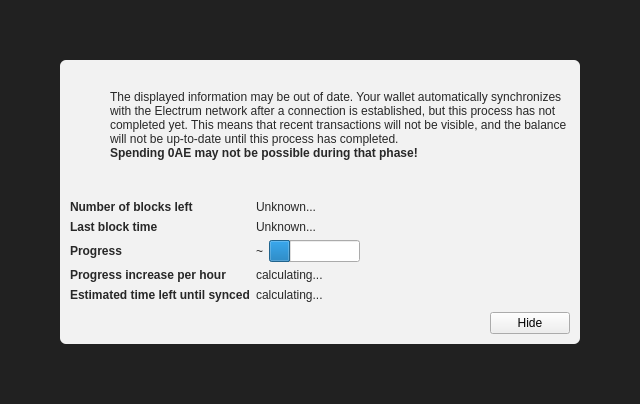
Ankh-Trust/electrum-core, file src/qt/forms/modaloverlay.ui: the form before one commit.
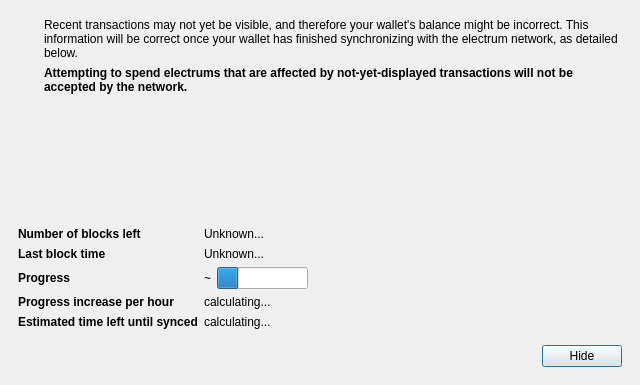
The form after the commit. Icons and pictures are not drawn. Custom widgets are drawn as their Qt base class.

Diff of the .ui file:
```diff
--- a/src/qt/forms/modaloverlay.ui
+++ b/src/qt/forms/modaloverlay.ui
@@ -7,7 +7,7 @@
     <x>0</x>
     <y>0</y>
     <width>640</width>
-    <height>404</height>
+    <height>385</height>
    </rect>
   </property>
   <property name="windowTitle">
@@ -30,77 +30,20 @@
     <number>0</number>
    </property>
    <item>
-    <widget class="QWidget" name="bgWidget" native="true">
-     <property name="styleSheet">
-      <string notr="true">#bgWidget { background: rgba(0,0,0,220); }</string>
-     </property>
-     <layout class="QVBoxLayout" name="verticalLayoutMain" stretch="1">
-      <property name="leftMargin">
-       <number>60</number>
-      </property>
-      <property name="topMargin">
-       <number>60</number>
-      </property>
-      <property name="rightMargin">
-       <number>60</number>
-      </property>
-      <property name="bottomMargin">
-       <number>60</number>
-      </property>
+    <widget class="QWidget" name="progressBackground" native="true">
+     <layout class="QVBoxLayout" name="progressLayout" stretch="1">
       <item>
-       <widget class="QWidget" name="contentWidget" native="true">
-        <property name="styleSheet">
-         <string notr="true">#contentWidget { background: rgba(255,255,255,240); border-radius: 6px; }
-QLabel { color: rgb(40,40,40);  }</string>
-        </property>
-        <layout class="QVBoxLayout" name="verticalLayoutSub" stretch="1,0,0,0">
-         <property name="spacing">
-          <number>0</number>
-         </property>
-         <property name="leftMargin">
-          <number>10</number>
-         </property>
-         <property name="topMargin">
-          <number>10</number>
-         </property>
-         <property name="rightMargin">
-          <number>10</number>
-         </property>
-         <property name="bottomMargin">
-          <number>10</number>
-         </property>
+       <widget class="QWidget" name="progressContent" native="true">
+        <layout class="QVBoxLayout" name="progressLayoutInner" stretch="1,0,0,0">
          <item>
-          <layout class="QHBoxLayout" name="horizontalLayoutIconText" stretch="0,1">
-           <property name="topMargin">
-            <number>20</number>
-           </property>
+          <layout class="QHBoxLayout" name="iconTextLayout" stretch="0,1">
            <item>
-            <layout class="QVBoxLayout" name="verticalLayoutIcon">
-             <property name="leftMargin">
-              <number>0</number>
-             </property>
+            <layout class="QVBoxLayout" name="iconLayout">
              <item>
-              <widget class="QPushButton" name="warningIcon">
-               <property name="enabled">
-                <bool>false</bool>
-               </property>
+              <widget class="QLabel" name="warningIconLabel">
                <property name="text">
                 <string/>
                </property>
-               <property name="icon">
-                <iconset>
-                 <normaloff>:/icons/warning</normaloff>
-                 <disabledoff>:/icons/warning</disabledoff>:/icons/warning</iconset>
-               </property>
-               <property name="iconSize">
-                <size>
-                 <width>48</width>
-                 <height>48</height>
-                </size>
-               </property>
-               <property name="flat">
-                <bool>true</bool>
-               </property>
               </widget>
              </item>
              <item>
@@ -120,16 +63,10 @@
            </item>
            <item>
             <layout class="QVBoxLayout" name="verticalLayoutInfoText">
-             <property name="leftMargin">
-              <number>0</number>
-             </property>
-             <property name="topMargin">
-              <number>0</number>
-             </property>
              <item>
               <widget class="QLabel" name="infoText">
                <property name="text">
-                <string>The displayed information may be out of date. Your wallet automatically synchronizes with the Electrum network after a connection is established, but this process has not completed yet. This means that recent transactions will not be visible, and the balance will not be up-to-date until this process has completed.</string>
+                <string>Recent transactions may not yet be visible, and therefore your wallet's balance might be incorrect. This information will be correct once your wallet has finished synchronizing with the electrum network, as detailed below.</string>
                </property>
                <property name="textFormat">
                 <enum>Qt::RichText</enum>
@@ -148,7 +85,7 @@
                 </font>
                </property>
                <property name="text">
-                <string>Spending 0AE may not be possible during that phase!</string>
+                <string>Attempting to spend electrums that are affected by not-yet-displayed transactions will not be accepted by the network.</string>
                </property>
                <property name="textFormat">
                 <enum>Qt::RichText</enum>
@@ -350,6 +287,12 @@
              <property name="text">
               <string>Hide</string>
              </property>
+             <property name="focusPolicy">
+              <enum>Qt::StrongFocus</enum>
+             </property>
+             <property name="default">
+              <bool>true</bool>
+             </property>
             </widget>
            </item>
           </layout>
```
